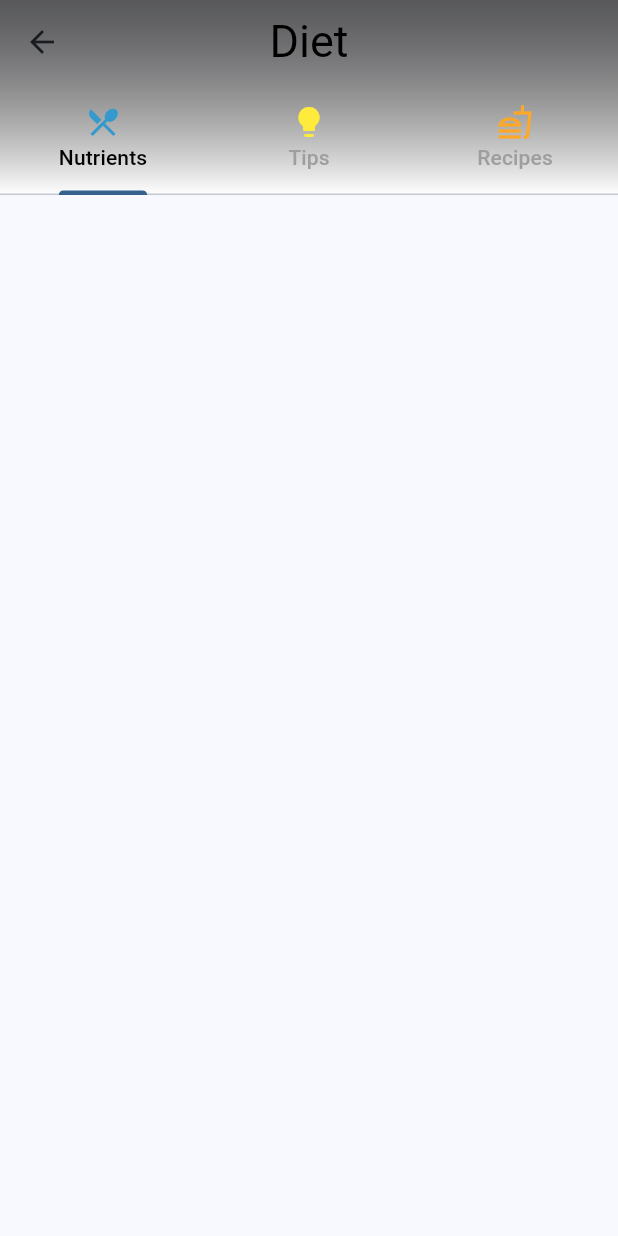
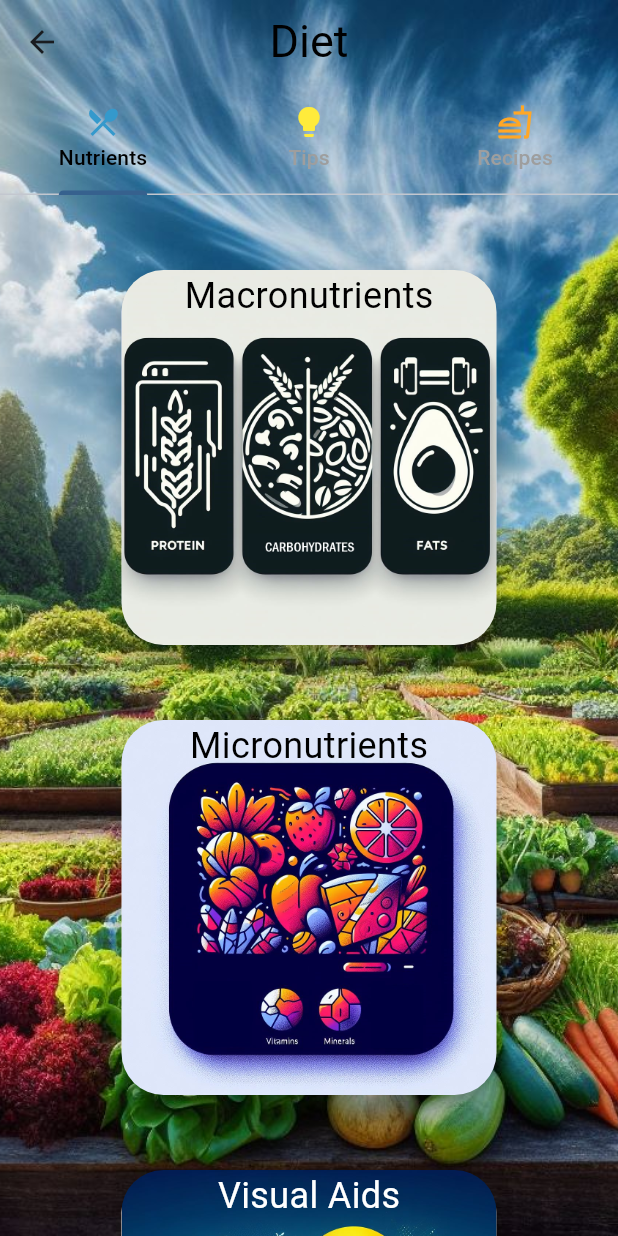
Before and after one commit to mateuszkasprzak94/fitness_prodigy, a Flutter app: the DietPage screen opened directly, on a phone screen of 412 x 824 dp. Run offline on Flutter 3.47's test engine with Material 2 defaults, Android fonts, the phone set to English and light mode, and no system bars; our stand-ins replace bloc, cloud_firestore, dio, firebase_auth, firebase_core, flutter_animate and 3 more; accounts and stored records are empty; Roboto replaces fonts that are missing (Asul, Satisfy).

Commit message:
Build Nutrients Tab Page(backgroud image and buttons)

```diff
--- a/lib/app/pages/features/diet/pages/diet_page.dart
+++ b/lib/app/pages/features/diet/pages/diet_page.dart
@@ -19,20 +19,22 @@ class _DietPageState extends State<DietPage> {
   Widget build(BuildContext context) => DefaultTabController(
         length: 3,
         child: Scaffold(
+          extendBodyBehindAppBar: true,
           appBar: AppBar(
+            backgroundColor: Colors.transparent,
             title: Text(
               'Diet',
               style: GoogleFonts.satisfy(fontSize: 30, color: Colors.black),
             ),
             centerTitle: true,
-            flexibleSpace: Container(
-              decoration: const BoxDecoration(
-                gradient: LinearGradient(colors: [
-                  Color.fromARGB(164, 0, 0, 0),
-                  Colors.white,
-                ], begin: Alignment.topCenter, end: Alignment.bottomCenter),
-              ),
-            ),
+            // flexibleSpace: Container(
+            //   decoration: const BoxDecoration(
+            //     gradient: LinearGradient(colors: [
+            //       Color.fromARGB(164, 0, 0, 0),
+            //       Colors.white,
+            //     ], begin: Alignment.topCenter, end: Alignment.bottomCenter),
+            //   ),
+            // ),
             systemOverlayStyle: SystemUiOverlayStyle.light,
             automaticallyImplyLeading: true,
             bottom: TabBar(
--- a/lib/app/pages/features/diet/pages/nutrients_tab_page.dart
+++ b/lib/app/pages/features/diet/pages/nutrients_tab_page.dart
@@ -1,4 +1,5 @@
 import 'package:flutter/material.dart';
+import 'package:google_fonts/google_fonts.dart';
 
 class NutrientsTabPage extends StatefulWidget {
   const NutrientsTabPage({super.key});
@@ -10,12 +11,91 @@ class NutrientsTabPage extends StatefulWidget {
 class _NutrientsTabPageState extends State<NutrientsTabPage> {
   @override
   Widget build(BuildContext context) {
-    return const Scaffold(
-        body: Center(
-      child: Column(
-        mainAxisAlignment: MainAxisAlignment.spaceEvenly,
-        children: [],
+    return Scaffold(
+      body: Container(
+        decoration: const BoxDecoration(
+            image: DecorationImage(
+                image: AssetImage('images_diet/diet.jpg'), fit: BoxFit.cover)),
+        child: Center(
+          child: ListView(
+            children: [
+              const SizedBox(height: 50),
+              Stack(
+                alignment: Alignment.topCenter,
+                children: [
+                  Material(
+                    elevation: 8,
+                    borderRadius: BorderRadius.circular(28),
+                    clipBehavior: Clip.antiAliasWithSaveLayer,
+                    child: InkWell(
+                      onTap: () {},
+                      child: Ink.image(
+                        image: const AssetImage('images_diet/macro.jpg'),
+                        height: 250,
+                        width: 250,
+                        fit: BoxFit.cover,
+                      ),
+                    ),
+                  ),
+                  Text(
+                    'Macronutrients',
+                    style: GoogleFonts.asul(fontSize: 24, color: Colors.black),
+                  ),
+                ],
+              ),
+              const SizedBox(height: 50),
+              Stack(
+                alignment: Alignment.topCenter,
+                children: [
+                  Material(
+                    elevation: 8,
+                    borderRadius: BorderRadius.circular(28),
+                    clipBehavior: Clip.antiAliasWithSaveLayer,
+                    child: InkWell(
+                      onTap: () {},
+                      child: Ink.image(
+                        image: const AssetImage('images_diet/micro.jpg'),
+                        height: 250,
+                        width: 250,
+                        fit: BoxFit.cover,
+                      ),
+                    ),
+                  ),
+                  Text(
+                    'Micronutrients',
+                    style: GoogleFonts.asul(fontSize: 24, color: Colors.black),
+                  ),
+                ],
+              ),
+              const SizedBox(height: 50),
+              Stack(
+                alignment: Alignment.topCenter,
+                children: [
+                  Material(
+                    elevation: 8,
+                    borderRadius: BorderRadius.circular(28),
+                    clipBehavior: Clip.antiAliasWithSaveLayer,
+                    child: InkWell(
+                      onTap: () {},
+                      child: Ink.image(
+                        image: const AssetImage('images_diet/visual.jpg'),
+                        height: 250,
+                        width: 250,
+                        fit: BoxFit.cover,
+                      ),
+                    ),
+                  ),
+                  Text(
+                    'Visual Aids',
+                    style: GoogleFonts.asul(fontSize: 24, color: Colors.white),
+                  ),
+                ],
+              ),
+              const SizedBox(height: 50),
+            ],
+          ),
+        ),
       ),
-    ));
+    );
   }
 }
```
Also changed, not shown: images_diet/diet.jpg (added), images_diet/micro.jpg (added), images_diet/visual.jpg (added).
